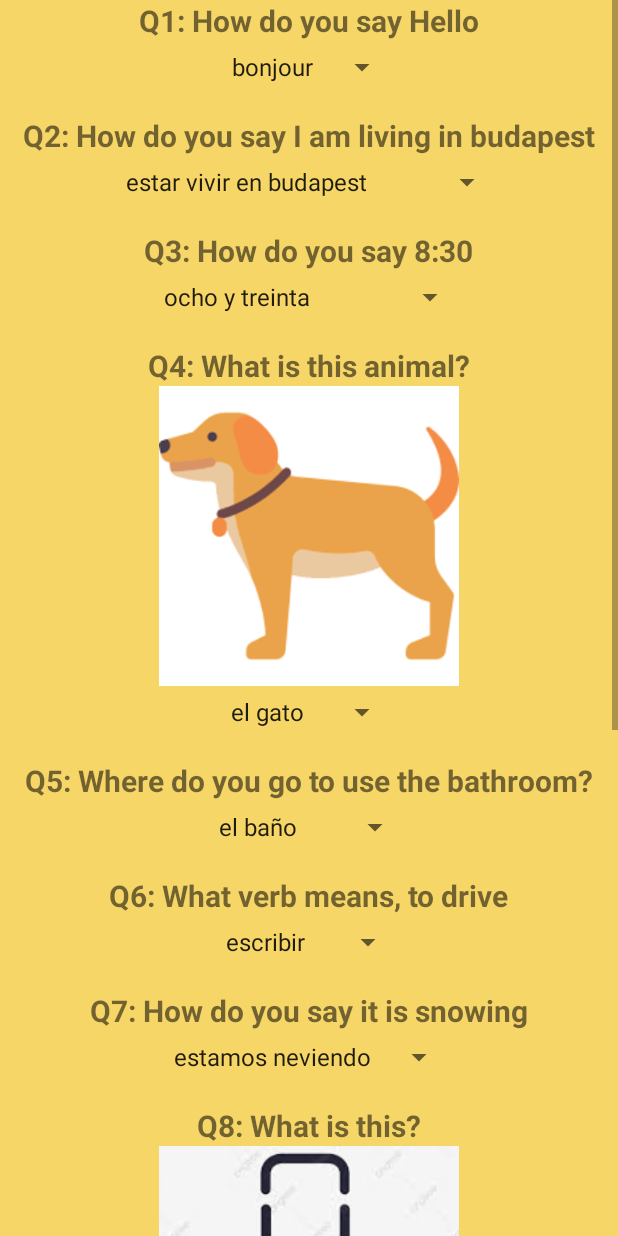
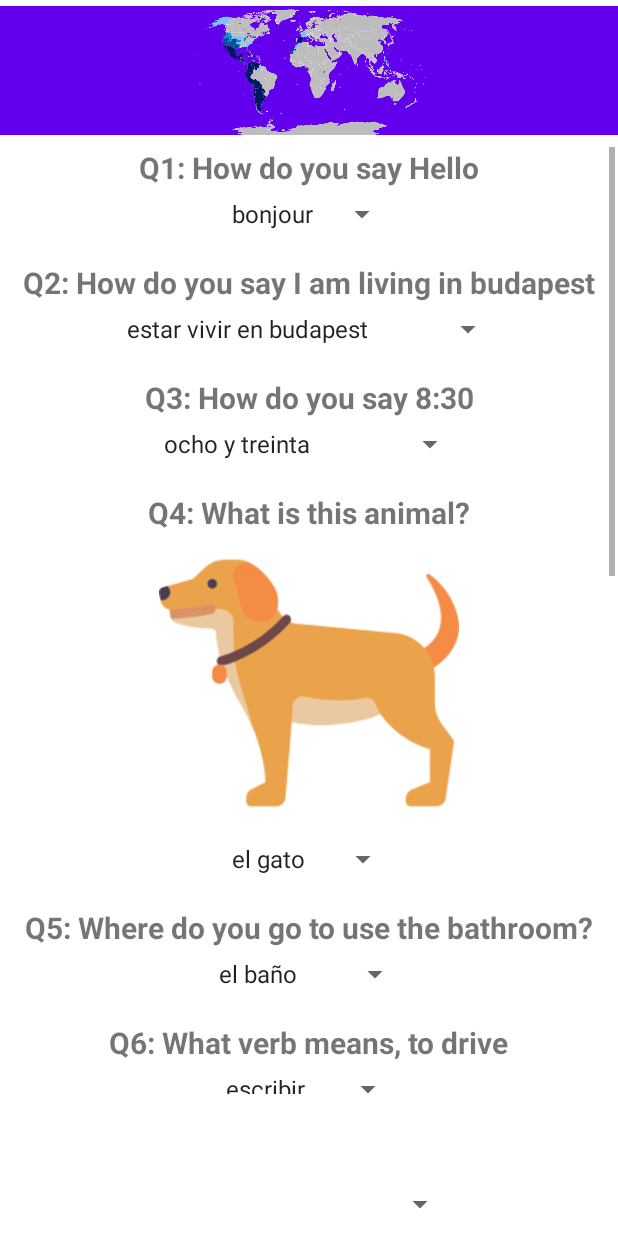
Before and after one commit to eroskopf/LanguageLearningQuiz, an Android app: the SpanishQuizActivity screen opened directly, with no data from a screen before it, on a phone screen of 412 x 824 dp. Run offline under Robolectric (Android 15) with nearby library versions, the phone set to English and light mode, and no system bars; plain views replace KenBurnsView.

Commit message:
finished finished

```diff
--- a/app/src/main/res/layout/activity_spanish_quiz.xml
+++ b/app/src/main/res/layout/activity_spanish_quiz.xml
@@ -1,5 +1,6 @@
 <?xml version="1.0" encoding="utf-8"?>
-<androidx.coordinatorlayout.widget.CoordinatorLayout xmlns:android="http://schemas.android.com/apk/res/android"
+<androidx.constraintlayout.widget.ConstraintLayout
+    xmlns:android="http://schemas.android.com/apk/res/android"
     xmlns:app="http://schemas.android.com/apk/res-auto"
     xmlns:tools="http://schemas.android.com/tools"
     android:layout_width="match_parent"
@@ -9,10 +10,15 @@
 
     <com.google.android.material.appbar.AppBarLayout
         android:id="@+id/app_bar"
-        android:layout_width="match_parent"
-        android:layout_height="@dimen/app_bar_height"
+        android:layout_width="413dp"
+        android:layout_height="86dp"
+        android:layout_marginTop="4dp"
         android:fitsSystemWindows="true"
-        android:theme="@style/Theme.LanguageLearningQuiz.AppBarOverlay">
+        android:theme="@style/Theme.LanguageLearningQuiz.AppBarOverlay"
+        app:layout_constraintEnd_toEndOf="parent"
+        app:layout_constraintHorizontal_bias="1.0"
+        app:layout_constraintStart_toStartOf="parent"
+        app:layout_constraintTop_toTopOf="parent">
 
         <com.google.android.material.appbar.CollapsingToolbarLayout
             android:id="@+id/toolbar_layout"
@@ -22,7 +28,8 @@
             android:fitsSystemWindows="true"
             app:contentScrim="?attr/colorPrimary"
             app:layout_scrollFlags="scroll|exitUntilCollapsed"
-            app:toolbarId="@+id/toolbar">
+            app:toolbarId="@+id/toolbar"
+            app:layout_constraintTop_toBottomOf="@+id/app_bar">
 
             <com.flaviofaria.kenburnsview.KenBurnsView
                 android:layout_width="match_parent"
@@ -30,28 +37,24 @@
                 android:src="@drawable/spanish_map"
                 />
 
-            <androidx.appcompat.widget.Toolbar
-                android:id="@+id/toolbar"
-                android:layout_width="match_parent"
-                android:layout_height="?attr/actionBarSize"
-                app:layout_collapseMode="pin"
-                app:popupTheme="@style/Theme.LanguageLearningQuiz.PopupOverlay" />
+        </com.google.android.material.appbar.CollapsingToolbarLayout>
 
-
-
-        </com.google.android.material.appbar.CollapsingToolbarLayout>
     </com.google.android.material.appbar.AppBarLayout>
 
     <ScrollView
-        android:layout_width="match_parent"
-        android:layout_height="match_parent">
+        android:id="@+id/scrollView2"
+        android:layout_width="407dp"
+        android:layout_height="631dp"
+        android:layout_marginTop="8dp"
+        app:layout_constraintEnd_toEndOf="parent"
+        app:layout_constraintStart_toStartOf="parent"
+        app:layout_constraintTop_toBottomOf="@+id/app_bar">
 
         <LinearLayout
             android:layout_width="match_parent"
             android:layout_height="wrap_content"
             app:layout_behavior="@string/appbar_scrolling_view_behavior"
-        android:orientation="vertical"
-        android:background="#f7d668">
+            android:orientation="vertical">
 
 
             <TextView
@@ -251,4 +254,5 @@
         </LinearLayout>
     </ScrollView>
 
-</androidx.coordinatorlayout.widget.CoordinatorLayout>
+
+</androidx.constraintlayout.widget.ConstraintLayout>
--- a/app/src/main/res/values/strings.xml
+++ b/app/src/main/res/values/strings.xml
@@ -133,6 +133,8 @@
     <string name="q6_what_verb_means_to_eat">Q6: What verb means, to eat</string>
     <string name="q9_how_do_you_say_i_love_ait">Q9: How do you say I love AIT!</string>
     <string name="q10_what_is_this">Q10: What is this?</string>
+    <string name="retry">Retry</string>
+    <string name="relogin">Relogin</string>
     <string-array name="c_span_q1_options">
         <item>你好</item>
         <item>안녕하세요</item>
```
Also changed, not shown: app/src/main/java/com/example/languagelearningquiz/ScoreActivity.kt (+11 -0 lines), app/src/main/res/layout/activity_score.xml (+19 -2 lines). Lines whose indentation alone changed are shown as unchanged.
